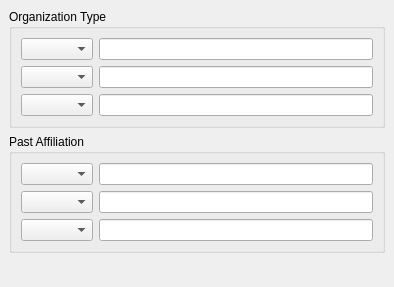
The window that protocols/oscar/icq/ui/icqorgaffinfowidget.ui (KDE/kopete) describes before a commit, drawn with Qt 5.
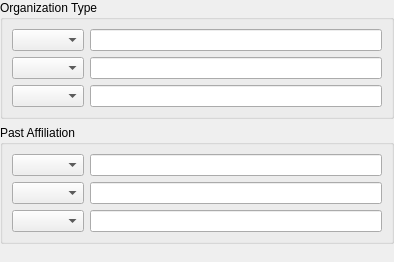
The same window after the commit.

```diff
--- a/protocols/oscar/icq/ui/icqorgaffinfowidget.ui
+++ b/protocols/oscar/icq/ui/icqorgaffinfowidget.ui
@@ -6,16 +6,25 @@
     <x>0</x>
     <y>0</y>
     <width>394</width>
-    <height>287</height>
+    <height>262</height>
    </rect>
   </property>
   <layout class="QVBoxLayout" >
-   <property name="margin" >
-    <number>9</number>
-   </property>
    <property name="spacing" >
     <number>6</number>
    </property>
+   <property name="leftMargin" >
+    <number>0</number>
+   </property>
+   <property name="topMargin" >
+    <number>0</number>
+   </property>
+   <property name="rightMargin" >
+    <number>0</number>
+   </property>
+   <property name="bottomMargin" >
+    <number>0</number>
+   </property>
    <item>
     <widget class="QGroupBox" name="groupBox" >
      <property name="title" >
@@ -25,7 +34,19 @@
       <property name="margin" >
        <number>9</number>
       </property>
-      <property name="spacing" >
+      <property name="topMargin" >
+       <number>9</number>
+      </property>
+      <property name="rightMargin" >
+       <number>9</number>
+      </property>
+      <property name="bottomMargin" >
+       <number>9</number>
+      </property>
+      <property name="horizontalSpacing" >
+       <number>6</number>
+      </property>
+      <property name="verticalSpacing" >
        <number>6</number>
       </property>
       <item row="0" column="0" >
@@ -70,7 +91,19 @@
       <property name="margin" >
        <number>9</number>
       </property>
-      <property name="spacing" >
+      <property name="topMargin" >
+       <number>9</number>
+      </property>
+      <property name="rightMargin" >
+       <number>9</number>
+      </property>
+      <property name="bottomMargin" >
+       <number>9</number>
+      </property>
+      <property name="horizontalSpacing" >
+       <number>6</number>
+      </property>
+      <property name="verticalSpacing" >
        <number>6</number>
       </property>
       <item row="0" column="0" >
@@ -114,7 +147,7 @@
      <property name="sizeHint" >
       <size>
        <width>241</width>
-       <height>16</height>
+       <height>0</height>
       </size>
      </property>
     </spacer>
```
Left out of the diff: 4 changed lines with no effect on the pictures.
